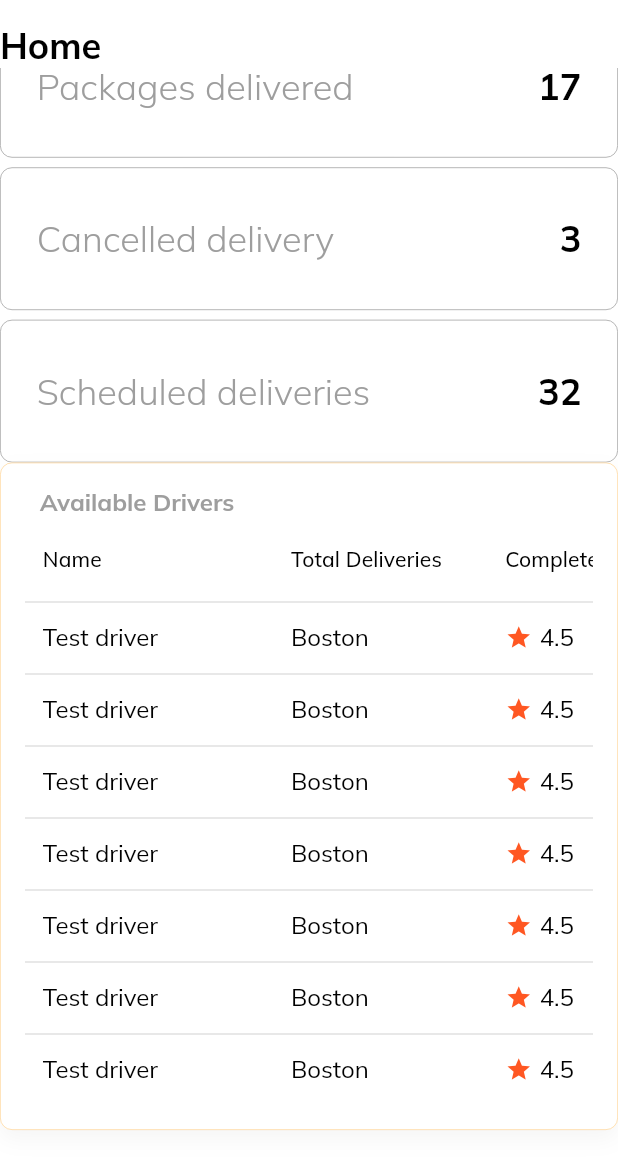
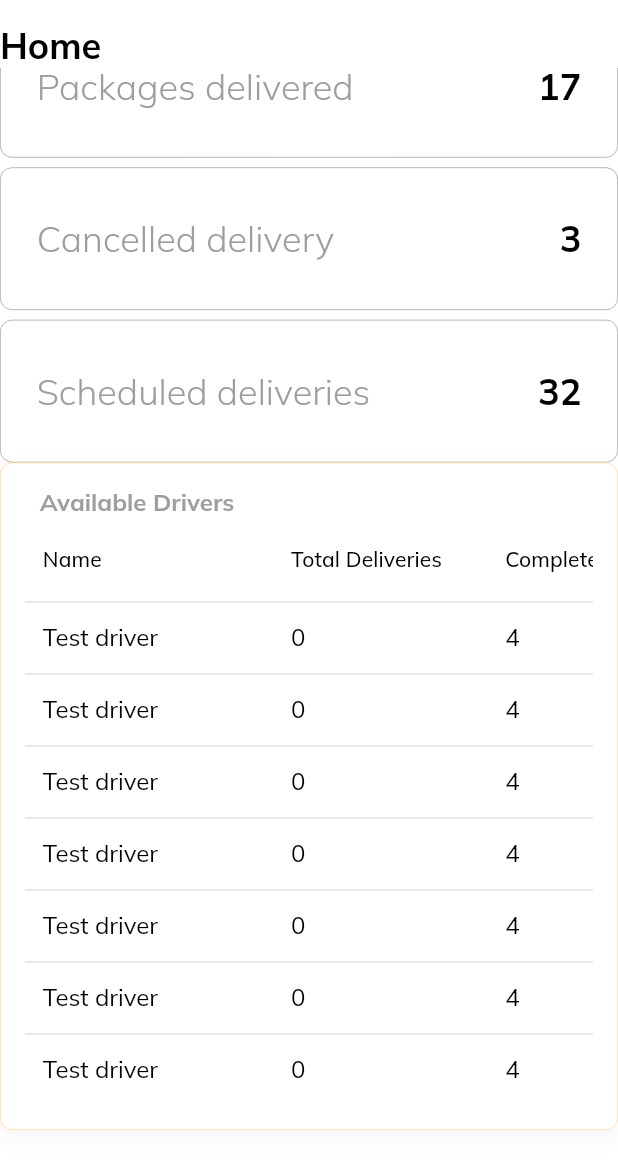
Before and after one commit to MimiV/DeliveryPortal, a Flutter app: the SiteLayout screen opened by its route, scrolled down 193 dp, on a phone screen of 412 x 824 dp, the part 61-1236 px from its top. Run offline on Flutter 3.47's test engine with Material 2 defaults, Android fonts, the phone set to English and light mode, and no system bars; drawn by our look-alikes of data_table_2; our stand-ins replace charts_flutter, firebase_auth, firebase_core, firebase_database, get, google_fonts and 2 more; accounts and stored records are empty; statements that could not run were skipped.

Commit message:
More tests

```diff
--- a/lib/views/clients/widgets/clients_table.dart
+++ b/lib/views/clients/widgets/clients_table.dart
@@ -26,7 +26,7 @@ class Clientstable extends StatelessWidget {
       child: DataTable2(
           columnSpacing: 12,
           horizontalMargin: 12,
-          minWidth: 600,
+          minWidth: 300,
           columns: [
             DataColumn2(
               label: Text("Name"),
--- a/lib/views/drivers/driver.dart
+++ b/lib/views/drivers/driver.dart
@@ -30,7 +30,8 @@ class DriversPage extends StatelessWidget {
           ),
           Expanded(
               child: ListView(
-            children: [DriversTable()],
+            shrinkWrap: true,
+            children: [],
           )),
         ],
       ),
--- a/lib/views/home/home.dart
+++ b/lib/views/home/home.dart
@@ -4,6 +4,7 @@ import 'package:deliveryportal/views/home/widgets/available_drivers_table.dart';
 import 'package:deliveryportal/views/home/widgets/home_cards_large.dart';
 import 'package:deliveryportal/views/home/widgets/home_cards_medium.dart';
 import 'package:deliveryportal/views/home/widgets/home_cards_small.dart';
+import 'package:deliveryportal/views/notifications/notifications.dart';
 import 'package:deliveryportal/widgets/custom_text.dart';
 import 'package:flutter/material.dart';
 import 'package:get/get.dart';
@@ -41,7 +42,8 @@ class HomePage extends StatelessWidget {
           //   RevenueSectionLarge()
           // else
           //   RevenueSectionSmall(),
-          const AvailableDriversTable(),
+          Notifications(),
+          //const AvailableDriversTable(),
         ],
       ))
     ]);
--- a/lib/views/home/widgets/available_drivers_table.dart
+++ b/lib/views/home/widgets/available_drivers_table.dart
@@ -62,20 +62,20 @@ class AvailableDriversTable extends StatelessWidget {
                   7,
                   (index) => DataRow(cells: [
                         const DataCell(CustomText(text: "Test driver")),
-                        const DataCell(CustomText(text: "Boston")),
+                        const DataCell(CustomText(text: "30")),
                         DataCell(Row(
                           mainAxisSize: MainAxisSize.min,
                           children: const [
-                            Icon(
-                              Icons.star,
-                              color: Colors.deepOrange,
-                              size: 18,
-                            ),
-                            SizedBox(
-                              width: 5,
-                            ),
+                            // Icon(
+                            //   Icons.star,
+                            //   color: Colors.deepOrange,
+                            //   size: 18,
+                            // ),
+                            // SizedBox(
+                            //   width: 5,
+                            // ),
                             CustomText(
-                              text: "4.5",
+                              text: "4",
                             )
                           ],
                         )),
@@ -88,7 +88,7 @@ class AvailableDriversTable extends StatelessWidget {
                             padding: const EdgeInsets.symmetric(
                                 horizontal: 12, vertical: 6),
                             child: CustomText(
-                              text: "Assign Delivery",
+                              text: "Edit Deliveries",
                               color: active.withOpacity(.7),
                               weight: FontWeight.bold,
                             ))),
--- a/lib/views/notifications/notifications.dart
+++ b/lib/views/notifications/notifications.dart
@@ -0,0 +1,201 @@
+import 'package:data_table_2/data_table_2.dart';
+import 'package:deliveryportal/views/clients/client.dart';
+import 'package:flutter/material.dart';
+
+import '../../../constants/style.dart';
+import '../../../widgets/custom_text.dart';
+import '../drivers/driver.dart';
+import '../drivers/widgets/drivers_table.dart';
+
+/// * example of stateful widget changing its value when edit is pressed
+class Notifications extends StatefulWidget {
+  //int test_count = 0;
+  Notifications({Key? key}) : super(key: key);
+
+  @override
+  State<Notifications> createState() => _NotificationsState();
+}
+
+class _NotificationsState extends State<Notifications> {
+  int test_count = 0;
+
+  addCount() {
+    setState(() => test_count += 1);
+
+    //print(test_count);
+  }
+
+  showAlertDialog() {
+    showDialog(
+      context: context,
+      builder: (context) {
+        return AlertDialog(
+          title: const Text("ATTENTION"),
+          content: const Text("You chose the best place!!"),
+          actions: [
+            TextButton(
+              child: const Text("I see,I agree"),
+              onPressed: () => {},
+            )
+          ],
+        );
+      },
+    );
+  }
+
+  showAlertDialog2() {
+    showDialog(
+      context: context,
+      builder: (context) {
+        return AlertDialog(
+          title: const Text("ATTENTION"),
+
+          // content: Form(
+          //   child: TextField(
+          //       decoration: InputDecoration(
+          //           labelText: "Test form",
+          //           hintText: "whole testing",
+          //           border: OutlineInputBorder(
+          //               borderRadius: BorderRadius.circular(20)))),
+          // ),
+          content: Column(
+            mainAxisSize: MainAxisSize.min,
+            children: [ClientsPage()],
+          ),
+          actions: [
+            TextButton(
+              child: const Text("I see,I agree"),
+              onPressed: () => {},
+            )
+          ],
+        );
+      },
+    );
+  }
+
+  @override
+  Widget build(BuildContext context) {
+    return Container(
+      decoration: BoxDecoration(
+        color: Colors.white,
+        border: Border.all(color: active.withOpacity(.4), width: .5),
+        boxShadow: [
+          BoxShadow(
+              offset: const Offset(0, 6),
+              color: lightGrey.withOpacity(.1),
+              blurRadius: 12)
+        ],
+        borderRadius: BorderRadius.circular(8),
+      ),
+      padding: const EdgeInsets.all(16),
+      margin: const EdgeInsets.only(bottom: 30),
+      child: Column(
+        mainAxisSize: MainAxisSize.min,
+        children: [
+          Row(
+            children: [
+              const SizedBox(
+                width: 10,
+              ),
+              CustomText(
+                text: "Available Drivers",
+                color: lightGrey,
+                weight: FontWeight.bold,
+              ),
+            ],
+          ),
+          DataTable2(
+              columnSpacing: 12,
+              horizontalMargin: 12,
+              minWidth: 600,
+              columns: const [
+                DataColumn2(
+                  label: Text("Name"),
+                  size: ColumnSize.L,
+                ),
+                DataColumn(
+                  label: Text('Total Deliveries'),
+                ),
+                DataColumn(
+                  label: Text('Completed'),
+                ),
+                DataColumn(
+                  label: Text('Action'),
+                ),
+              ],
+              rows: List<DataRow>.generate(
+                7,
+                (index) => DataRow(cells: [
+                  const DataCell(CustomText(text: "Test driver")),
+                  DataCell(CustomText(text: "$test_count")),
+                  DataCell(Row(
+                    mainAxisSize: MainAxisSize.min,
+                    children: const [
+                      // Icon(
+                      //   Icons.star,
+                      //   color: Colors.deepOrange,
+                      //   size: 18,
+                      // ),
+                      // SizedBox(
+                      //   width: 5,
+                      // ),
+                      CustomText(
+                        text: "4",
+                      )
+                    ],
+                  )),
+                  DataCell(
+                    Row(
+                      children: [
+                        InkWell(
+                            onTap: () => addCount(),
+                            child: Container(
+                                // decoration: BoxDecoration(
+                                //   color: light,
+                                //   borderRadius: BorderRadius.circular(20),
+                                //   border: Border.all(color: active, width: .5),
+                                // ),
+                                // padding: const EdgeInsets.symmetric(
+                                //     horizontal: 12, vertical: 6),
+                                child: CustomText(
+                              text: "Edit Deliveries",
+                              color: active.withOpacity(.7),
+                              weight: FontWeight.bold,
+                            ))),
+                        InkWell(
+                            onTap: () {
+                              showAlertDialog2();
+                              //setState(() {});
+                            },
+                            child: Container(
+                                child: CustomText(
+                              text: "Test Deliveries",
+                              color: active.withOpacity(.7),
+                              weight: FontWeight.bold,
+                            )))
+                      ],
+                    ),
+                    // InkWell(
+                    //     onTap: () => test(),
+                    //     child: Container(
+                    //         decoration: BoxDecoration(
+                    //           color: light,
+                    //           borderRadius: BorderRadius.circular(20),
+                    //           border:
+                    //               Border.all(color: active, width: .5),
+                    //         ),
+                    //         padding: const EdgeInsets.symmetric(
+                    //             horizontal: 12, vertical: 6),
+                    //         child: CustomText(
+                    //           text: "Edit Deliveries",
+                    //           color: active.withOpacity(.7),
+                    //           weight: FontWeight.bold,
+                    //         ))),
+                  )
+                ]),
+              )),
+        ],
+      ),
+    );
+  }
+}
```
Also changed, not shown: lib/views/clients/client.dart (+13 -3 lines), lib/views/drivers/widgets/drivers_table.dart (+5 -13 lines).
